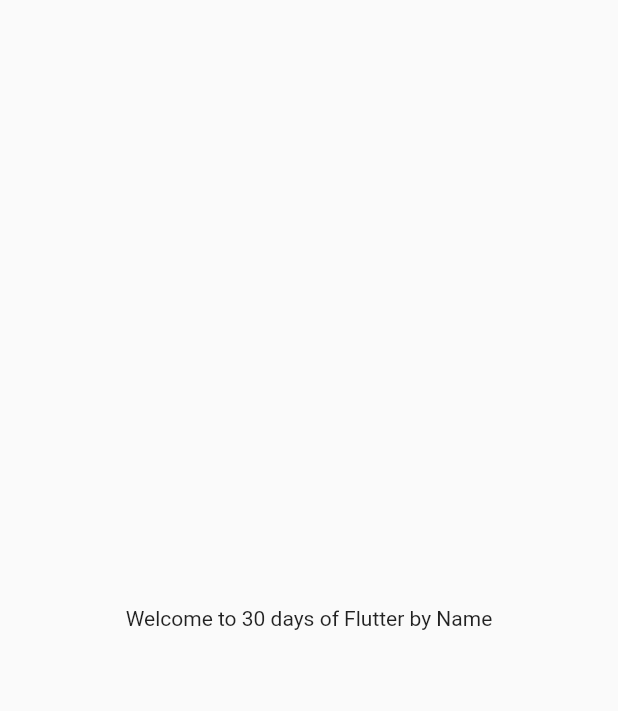
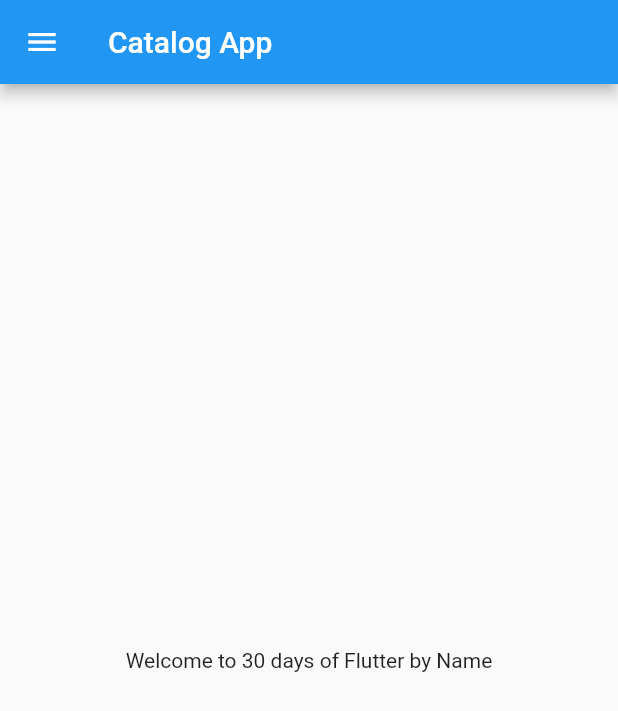
Before and after one commit to Sanjay-V-Nair/FirstApp, a Flutter app: the screen it shows after launch, on a phone screen of 412 x 824 dp. Shown: the top 711 px of the screen. Run offline on Flutter 3.47's test engine with Material 2 defaults, Android fonts, the phone set to English and light mode, and no system bars.

Commit message:
Home.dart added and made improvements

```diff
--- /dev/null
+++ b/lib/home.dart
@@ -0,0 +1,21 @@
+import 'package:flutter/material.dart';
+
+class Homepage extends StatelessWidget {
+  // const Homepage({Key? key}) : super(key: key);
+  int days = 30;
+  String name = "Name";
+  @override
+  Widget build(BuildContext context) {
+    return Scaffold(
+      appBar: AppBar(
+        title: Text('Catalog App'),
+      ),
+      body: Center(
+        child: Container(
+          child: Text('Welcome to $days days of Flutter by $name'),
+        ),
+      ),
+      drawer: Drawer(),
+    );
+  }
+}
--- a/lib/main.dart
+++ b/lib/main.dart
@@ -1,4 +1,5 @@
 import 'package:flutter/material.dart';
+import 'package:project/home.dart';
 
 void main() {
   runApp(MyApp());
@@ -9,8 +10,6 @@ class MyApp extends StatelessWidget {
 
   @override
   Widget build(BuildContext context) {
-    int days = 30;
-    String name = "Name";
     // double pivalue = 3.14;
     // bool isMale = true;
     // num temp = 30.5;
@@ -18,13 +17,7 @@ class MyApp extends StatelessWidget {
     // const pi = 3.14;
 
     return MaterialApp(
-      home: Material(
-        child: Center(
-          child: Container(
-            child: Text('Welcome to $days days of Flutter by $name'),
-          ),
-        ),
-      ),
+      home: Homepage(),
     );
   }
 }
```
